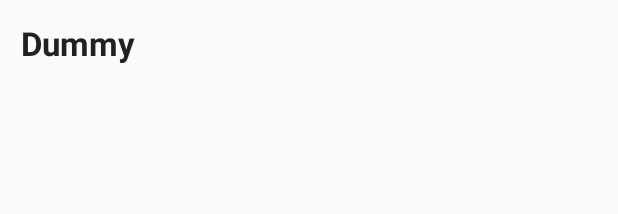
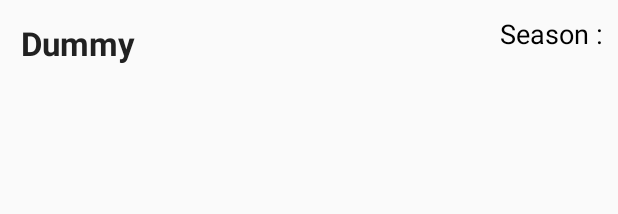
Before and after one commit to DeerajTheepshi/GoT, an Android app: the layout episode_list.xml on its own in the app's theme, with its tools: preview values and no code run, on a phone screen of 412 x 824 dp. Shown: the top 214 px of the screen. Run offline under Robolectric (Android 15) with nearby library versions, the phone set to English and light mode, and no system bars.

Commit message:
Season name added

```diff
--- a/app/src/main/java/com/example/android/got/RetrofitClasses/results.java
+++ b/app/src/main/java/com/example/android/got/RetrofitClasses/results.java
@@ -16,6 +16,7 @@ public class results {
     public String airDate;
     public Boolean male;
     public String _id;
+    public int season;
     public List<String> locations;
 
 
@@ -72,7 +73,12 @@ public class results {
         return male;
     }
 
-    public results(String name, String imageLink, String spouse, String culture, String house, List<String> titles, String director, String airDate, Boolean male, String _id, List<String> locations) {
+    public int getSeason() {
+        return season;
+    }
+
+    public results(String name, String imageLink, String spouse, String culture, String house, List<String> titles, String director, String airDate, Boolean male, String _id, int season, List<String> locations) {
+
         this.name = name;
         this.imageLink = imageLink;
         this.spouse = spouse;
@@ -83,6 +89,7 @@ public class results {
         this.airDate = airDate;
         this.male = male;
         this._id = _id;
+        this.season = season;
         this.locations = locations;
     }
 }
--- a/app/src/main/java/com/example/android/got/data/customAdapter1.java
+++ b/app/src/main/java/com/example/android/got/data/customAdapter1.java
@@ -38,7 +38,9 @@ public class customAdapter1 extends ArrayAdapter<results> {
         TextView epNam = (TextView) view.findViewById(R.id.epName);
         TextView dirNam = (TextView) view.findViewById(R.id.directorName);
         TextView relDate = (TextView) view.findViewById(R.id.relDate);
+        TextView season = (TextView) view.findViewById(R.id.season);
 
+        season.setText("Season : "+currentResult.getSeason());
         epNam.setText(currentResult.getName());
         dirNam.setText(currentResult.getDirector());
         relDate.setText(currentResult.getAirDate());
--- a/app/src/main/res/layout/episode_list.xml
+++ b/app/src/main/res/layout/episode_list.xml
@@ -8,7 +8,7 @@
     <LinearLayout
         android:layout_width="0dp"
         android:layout_height="match_parent"
-        android:layout_weight="4"
+        android:layout_weight="3"
         android:layout_margin="10dp"
         android:orientation="vertical">
 
@@ -41,4 +41,24 @@
 
     </LinearLayout>
 
+    <LinearLayout
+        android:layout_width="0dp"
+        android:layout_height="match_parent"
+        android:layout_weight="2"
+        android:layout_margin="10dp"
+        android:orientation="vertical">
+
+        <TextView
+            android:layout_width="wrap_content"
+            android:layout_height="wrap_content"
+            android:textSize="18sp"
+            android:textColor="#000"
+            android:layout_marginLeft="4dp"
+            android:layout_marginBottom="4dp"
+            android:text="Season :"
+            android:layout_gravity="right"
+            android:gravity="right"
+            android:id="@+id/season"/>
+    </LinearLayout>
+
 </LinearLayout>
```
Also changed, not shown: app/src/main/res/drawable/backdrop2.gif (deleted), app/src/main/res/drawable/backdrop2.jpg (deleted), app/src/main/res/drawable/background.png (deleted), app/src/main/res/drawable/background3.jpg (deleted).
